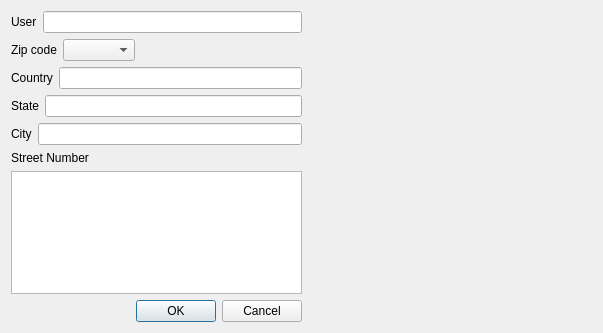
gustavosinbandera1/mayorga_db, file address/addressdto.ui: the form before one commit.
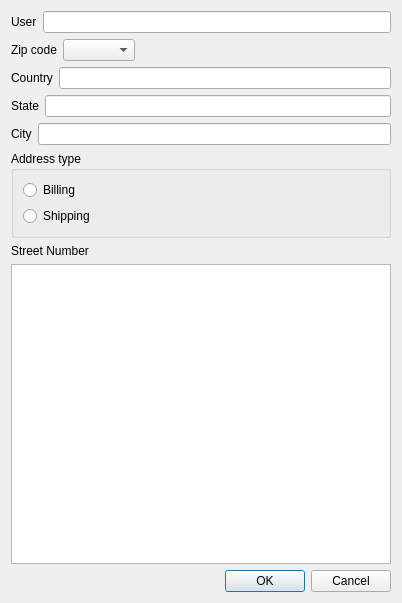
The form after the commit.

Commit message: saving customer address and fixed customer identification

```diff
--- a/address/addressdto.ui
+++ b/address/addressdto.ui
@@ -6,17 +6,17 @@
    <rect>
     <x>0</x>
     <y>0</y>
-    <width>603</width>
-    <height>333</height>
+    <width>402</width>
+    <height>603</height>
    </rect>
   </property>
   <property name="windowTitle">
    <string>Dialog</string>
   </property>
-  <layout class="QGridLayout" name="gridLayout">
+  <layout class="QGridLayout" name="gridLayout_2">
    <item row="0" column="0">
-    <layout class="QVBoxLayout" name="verticalLayout">
-     <item>
+    <layout class="QGridLayout" name="gridLayout">
+     <item row="0" column="0">
       <layout class="QHBoxLayout" name="horizontalLayout">
        <item>
         <widget class="QLabel" name="label_5">
@@ -30,7 +30,7 @@
        </item>
       </layout>
      </item>
-     <item>
+     <item row="1" column="0">
       <layout class="QHBoxLayout" name="horizontalLayout_6">
        <item>
         <layout class="QHBoxLayout" name="horizontalLayout_4">
@@ -64,7 +64,7 @@
        </item>
       </layout>
      </item>
-     <item>
+     <item row="2" column="0">
       <layout class="QHBoxLayout" name="horizontalLayout_5">
        <item>
         <widget class="QLabel" name="label_4">
@@ -78,7 +78,7 @@
        </item>
       </layout>
      </item>
-     <item>
+     <item row="3" column="0">
       <layout class="QHBoxLayout" name="horizontalLayout_3">
        <item>
         <widget class="QLabel" name="label_2">
@@ -92,7 +92,7 @@
        </item>
       </layout>
      </item>
-     <item>
+     <item row="4" column="0">
       <layout class="QHBoxLayout" name="horizontalLayout_2">
        <item>
         <widget class="QLabel" name="label">
@@ -106,17 +106,40 @@
        </item>
       </layout>
      </item>
-     <item>
+     <item row="5" column="0">
+      <widget class="QGroupBox" name="groupBox">
+       <property name="title">
+        <string>Address type</string>
+       </property>
+       <layout class="QVBoxLayout" name="verticalLayout">
+        <item>
+         <widget class="QRadioButton" name="billingRadioButton">
+          <property name="text">
+           <string>Billing</string>
+          </property>
+         </widget>
+        </item>
+        <item>
+         <widget class="QRadioButton" name="shippingRadioButton_2">
+          <property name="text">
+           <string>Shipping</string>
+          </property>
+         </widget>
+        </item>
+       </layout>
+      </widget>
+     </item>
+     <item row="6" column="0">
       <widget class="QLabel" name="label_6">
        <property name="text">
         <string>Street Number</string>
        </property>
       </widget>
      </item>
-     <item>
-      <widget class="QTextEdit" name="textEdit"/>
+     <item row="7" column="0">
+      <widget class="QTextEdit" name="streetTextEdit"/>
      </item>
-     <item>
+     <item row="8" column="0">
       <widget class="QDialogButtonBox" name="buttonBox">
        <property name="orientation">
         <enum>Qt::Horizontal</enum>
@@ -128,19 +151,6 @@
      </item>
     </layout>
    </item>
-   <item row="0" column="1">
-    <spacer name="horizontalSpacer_2">
-     <property name="orientation">
-      <enum>Qt::Horizontal</enum>
-     </property>
-     <property name="sizeHint" stdset="0">
-      <size>
-       <width>286</width>
-       <height>20</height>
-      </size>
-     </property>
-    </spacer>
-   </item>
   </layout>
  </widget>
  <resources/>
```
The commit also changes 13 other files.
